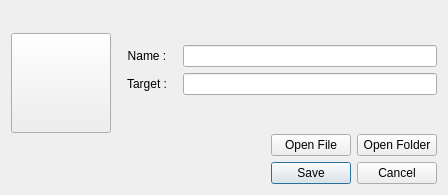
Before: the Qt Designer form appbuttondialog.ui in ty0x2333/TyLauncher, drawn with Qt 5.
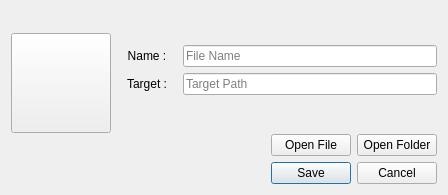
After: the same form once the commit is applied.

Commit message: A  AppButtonDialog LineEdit placehholdertext.

The edit to the form file:
```diff
--- a/appbuttondialog.ui
+++ b/appbuttondialog.ui
@@ -63,7 +63,11 @@
         </widget>
        </item>
        <item row="0" column="1">
-        <widget class="QLineEdit" name="lineEditName"/>
+        <widget class="QLineEdit" name="lineEditName">
+         <property name="placeholderText">
+          <string>File Name</string>
+         </property>
+        </widget>
        </item>
        <item row="1" column="0">
         <widget class="QLabel" name="labelTarget">
@@ -86,11 +90,8 @@
        </item>
        <item row="1" column="1">
         <widget class="QLineEdit" name="lineEditTarget">
-         <property name="sizePolicy">
-          <sizepolicy hsizetype="Expanding" vsizetype="Fixed">
-           <horstretch>0</horstretch>
-           <verstretch>0</verstretch>
-          </sizepolicy>
+         <property name="placeholderText">
+          <string>Target Path</string>
          </property>
         </widget>
        </item>
```
